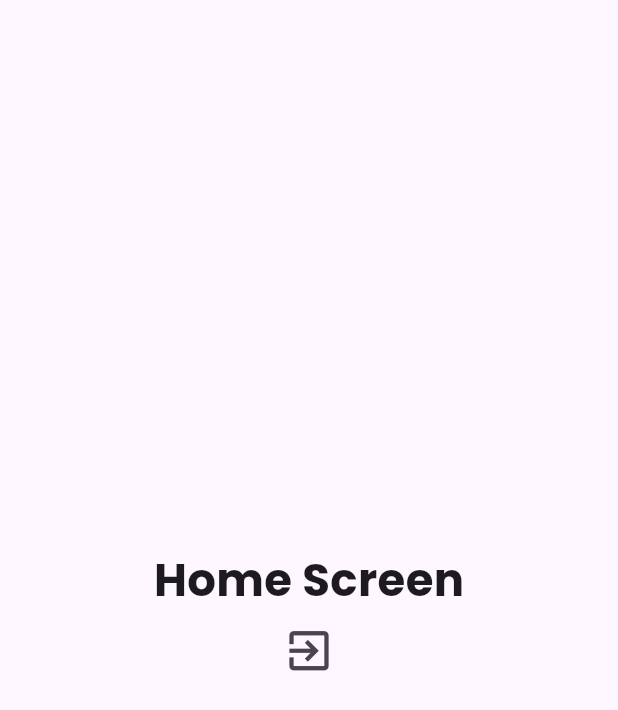
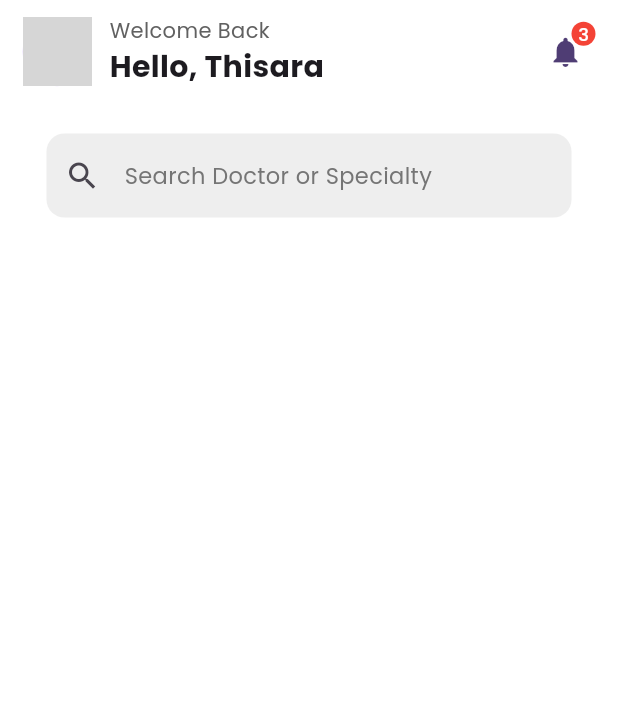
Before and after one commit to thizkavinda25/DocLink-Channeling, a Flutter app: the HomeScreen screen opened directly, on a phone screen of 412 x 824 dp. Shown: the top 710 px of the screen. Run offline on Flutter 3.47's test engine with Material 3 defaults, Android fonts, the phone set to English and light mode, and no system bars; our stand-ins replace awesome_dialog, cloud_firestore, device_preview, firebase_auth, firebase_core, flutter_easyloading and 3 more; accounts and stored records are empty; network calls fail; grey boxes are pictures that could not be loaded.

Commit message:
User Home UI setup

```diff
--- a/lib/screens/home_screen.dart
+++ b/lib/screens/home_screen.dart
@@ -1,4 +1,3 @@
-import 'package:e_channeling/services/auth_service.dart';
 import 'package:flutter/material.dart';
 
 class HomeScreen extends StatefulWidget {
@@ -12,25 +11,83 @@ class _HomeScreenState extends State<HomeScreen> {
   @override
   Widget build(BuildContext context) {
     return Scaffold(
-      body: Center(
-        child: Column(
-          mainAxisSize: MainAxisSize.min,
-          children: [
-            Text(
-              'Home Screen',
-              style: TextStyle(fontSize: 30, fontWeight: FontWeight.bold),
-            ),
-            IconButton(
-              onPressed: () {
-                setState(() {
-                  AuthService().signOut(context);
-                });
-              },
-              icon: Icon(Icons.exit_to_app_outlined, size: 35),
-            ),
-          ],
+      backgroundColor: Colors.white,
+      body: SafeArea(
+        child: Padding(
+          padding: const EdgeInsets.symmetric(horizontal: 15, vertical: 10),
+          child: Column(
+            children: [
+              _topContainer(),
+              SizedBox(height: 30),
+              SizedBox(
+                width: 350,
+                child: TextField(
+                  decoration: InputDecoration(
+                    filled: true,
+                    fillColor: Colors.grey.shade200,
+                    hint: Text(
+                      'Search Doctor or Specialty',
+                      style: TextStyle(
+                        fontSize: 15,
+                        color: Colors.grey.shade600,
+                      ),
+                    ),
+                    prefixIcon: Icon(Icons.search),
+                    border: OutlineInputBorder(
+                      borderSide: BorderSide.none,
+                      borderRadius: BorderRadius.circular(12),
+                    ),
+                  ),
+                ),
+              ),
+            ],
+          ),
         ),
       ),
     );
   }
 }
+
+Widget _topContainer() {
+  return Row(
+    children: [
+      CircleAvatar(
+        backgroundImage: NetworkImage(
+          'https://encrypted-tbn0.gstatic.com/images?q=tbn:ANd9GcQmxCtAv6-KuwyqmthuZbmX9m-1rLa0yKS8IA&s',
+        ),
+        radius: 23,
+      ),
+      SizedBox(width: 12),
+      Column(
+        crossAxisAlignment: CrossAxisAlignment.start,
+        children: [
+          Text('Welcome Back', style: TextStyle(color: Colors.grey.shade700)),
+          Text(
+            'Hello, Thisara',
+            style: TextStyle(fontSize: 20, fontWeight: FontWeight.bold),
+          ),
+        ],
+      ),
+      Spacer(),
+      Stack(
+        children: [
+          CircleAvatar(
+            backgroundColor: Colors.white,
+            child: Icon(Icons.notifications),
+          ),
+          Positioned(
+            right: 0,
+            child: CircleAvatar(
+              radius: 8,
+              backgroundColor: Colors.red,
+              child: Text(
+                '3',
+                style: TextStyle(color: Colors.white, fontSize: 12),
+              ),
+            ),
+          ),
+        ],
+      ),
+    ],
+  );
+}
--- a/lib/screens/splash_screen.dart
+++ b/lib/screens/splash_screen.dart
@@ -1,8 +1,8 @@
 import 'dart:async';
 
 import 'package:e_channeling/screens/auth_screen.dart';
+import 'package:e_channeling/screens/bottom_nav.dart';
 import 'package:e_channeling/screens/doctor_screens/doctor_bottom_nav_bar.dart';
-import 'package:e_channeling/screens/home_screen.dart';
 import 'package:e_channeling/utils/navigate_manage.dart';
 import 'package:firebase_auth/firebase_auth.dart';
 import 'package:flutter/material.dart';
@@ -32,7 +32,7 @@ class _SplashScreenState extends State<SplashScreen> {
         if (userData!.role == 'doctor') {
           NavigateManage.goReplace(context, DoctorBottomNavBar());
         } else {
-          NavigateManage.goReplace(context, HomeScreen());
+          NavigateManage.goReplace(context, BottomNav());
         }
       }
     });
```
Also changed, not shown: lib/screens/bottom_nav.dart (added, +52 -0 lines), lib/screens/doctor_screens/doctor_home_screen.dart (+12 -6 lines), lib/screens/my_appointment.dart (added, +19 -0 lines), lib/screens/profile.dart (added, +15 -0 lines).
